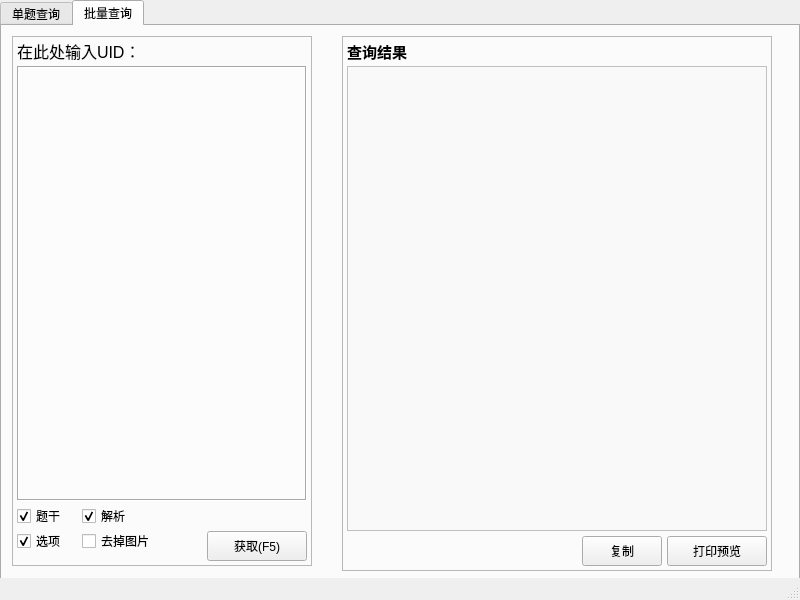
Qt form mainwindow.ui (Zxzz106/swbCheck) before a commit.
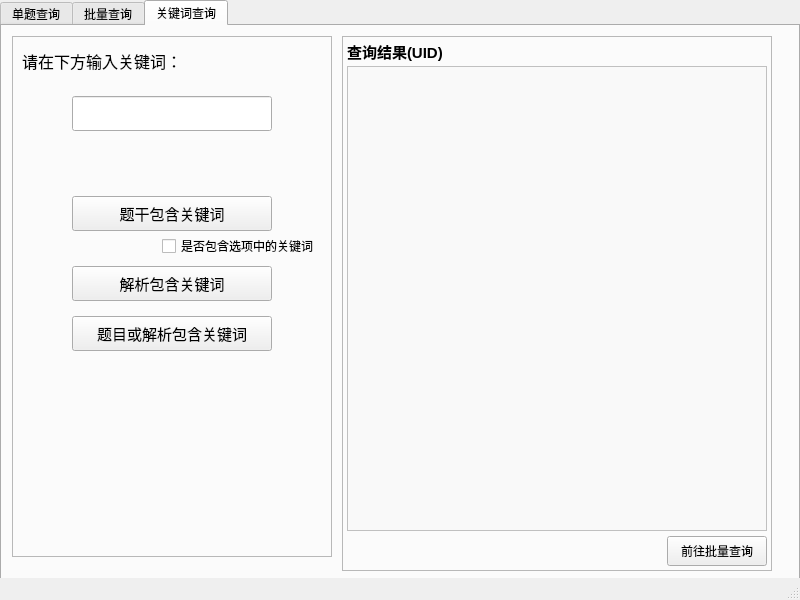
The same form after that commit. The open tabs and pages were chosen to show the change.

```diff
--- a/mainwindow.ui
+++ b/mainwindow.ui
@@ -339,7 +339,7 @@
         <rect>
          <x>5</x>
          <y>5</y>
-         <width>140</width>
+         <width>260</width>
          <height>20</height>
         </rect>
        </property>
@@ -352,7 +352,7 @@
         </font>
        </property>
        <property name="text">
-        <string>在此处输入UID：</string>
+        <string>在此处输入UID(每行一个)：</string>
        </property>
       </widget>
       <widget class="QPushButton" name="M_Check">
@@ -520,10 +520,209 @@
         </rect>
        </property>
        <property name="text">
-        <string>打印预览</string>
+        <string>前往打印</string>
        </property>
       </widget>
-      <widget class="QTextBrowser" name="M_Analysis">
+      <widget class="QTextBrowser" name="M_Result">
+       <property name="geometry">
+        <rect>
+         <x>5</x>
+         <y>30</y>
+         <width>420</width>
+         <height>465</height>
+        </rect>
+       </property>
+       <property name="font">
+        <font>
+         <family>新宋体</family>
+         <pointsize>11</pointsize>
+        </font>
+       </property>
+       <property name="styleSheet">
+        <string notr="true">background-color: rgb(249,249,249);
+border-width: 0px</string>
+       </property>
+       <property name="openExternalLinks">
+        <bool>true</bool>
+       </property>
+      </widget>
+     </widget>
+    </widget>
+    <widget class="QWidget" name="tab_K">
+     <attribute name="title">
+      <string>关键词查询</string>
+     </attribute>
+     <widget class="QFrame" name="frame_6">
+      <property name="geometry">
+       <rect>
+        <x>10</x>
+        <y>10</y>
+        <width>320</width>
+        <height>521</height>
+       </rect>
+      </property>
+      <property name="frameShape">
+       <enum>QFrame::StyledPanel</enum>
+      </property>
+      <property name="frameShadow">
+       <enum>QFrame::Raised</enum>
+      </property>
+      <widget class="QLineEdit" name="K_Input">
+       <property name="geometry">
+        <rect>
+         <x>60</x>
+         <y>60</y>
+         <width>200</width>
+         <height>35</height>
+        </rect>
+       </property>
+       <property name="font">
+        <font>
+         <family>微软雅黑</family>
+         <pointsize>12</pointsize>
+        </font>
+       </property>
+      </widget>
+      <widget class="QPushButton" name="K_Question">
+       <property name="geometry">
+        <rect>
+         <x>60</x>
+         <y>160</y>
+         <width>200</width>
+         <height>35</height>
+        </rect>
+       </property>
+       <property name="font">
+        <font>
+         <family>微软雅黑</family>
+         <pointsize>11</pointsize>
+        </font>
+       </property>
+       <property name="text">
+        <string>题干包含关键词</string>
+       </property>
+      </widget>
+      <widget class="QPushButton" name="K_Analysis">
+       <property name="geometry">
+        <rect>
+         <x>60</x>
+         <y>230</y>
+         <width>200</width>
+         <height>35</height>
+        </rect>
+       </property>
+       <property name="font">
+        <font>
+         <family>微软雅黑</family>
+         <pointsize>11</pointsize>
+        </font>
+       </property>
+       <property name="text">
+        <string>解析包含关键词</string>
+       </property>
+      </widget>
+      <widget class="QPushButton" name="K_QA">
+       <property name="geometry">
+        <rect>
+         <x>60</x>
+         <y>280</y>
+         <width>200</width>
+         <height>35</height>
+        </rect>
+       </property>
+       <property name="font">
+        <font>
+         <family>微软雅黑</family>
+         <pointsize>11</pointsize>
+        </font>
+       </property>
+       <property name="text">
+        <string>题目或解析包含关键词</string>
+       </property>
+      </widget>
+      <widget class="QLabel" name="label_6">
+       <property name="geometry">
+        <rect>
+         <x>10</x>
+         <y>15</y>
+         <width>200</width>
+         <height>20</height>
+        </rect>
+       </property>
+       <property name="font">
+        <font>
+         <family>Arial</family>
+         <pointsize>12</pointsize>
+        </font>
+       </property>
+       <property name="text">
+        <string>请在下方输入关键词：</string>
+       </property>
+      </widget>
+      <widget class="QCheckBox" name="K_IncludeChoice">
+       <property name="geometry">
+        <rect>
+         <x>150</x>
+         <y>200</y>
+         <width>190</width>
+         <height>20</height>
+        </rect>
+       </property>
+       <property name="text">
+        <string>是否包含选项中的关键词</string>
+       </property>
+      </widget>
+     </widget>
+     <widget class="QFrame" name="frame_7">
+      <property name="geometry">
+       <rect>
+        <x>340</x>
+        <y>10</y>
+        <width>430</width>
+        <height>535</height>
+       </rect>
+      </property>
+      <property name="frameShape">
+       <enum>QFrame::StyledPanel</enum>
+      </property>
+      <property name="frameShadow">
+       <enum>QFrame::Raised</enum>
+      </property>
+      <widget class="QLabel" name="label_7">
+       <property name="geometry">
+        <rect>
+         <x>5</x>
+         <y>5</y>
+         <width>130</width>
+         <height>20</height>
+        </rect>
+       </property>
+       <property name="font">
+        <font>
+         <family>Arial</family>
+         <pointsize>11</pointsize>
+         <weight>75</weight>
+         <bold>true</bold>
+        </font>
+       </property>
+       <property name="text">
+        <string>查询结果(UID)</string>
+       </property>
+      </widget>
+      <widget class="QPushButton" name="K_GotoM">
+       <property name="geometry">
+        <rect>
+         <x>325</x>
+         <y>500</y>
+         <width>100</width>
+         <height>30</height>
+        </rect>
+       </property>
+       <property name="text">
+        <string>前往批量查询</string>
+       </property>
+      </widget>
+      <widget class="QTextBrowser" name="K_Result">
        <property name="geometry">
         <rect>
          <x>5</x>
```
Left out of the diff: 33 changed lines with no effect on the pictures.
